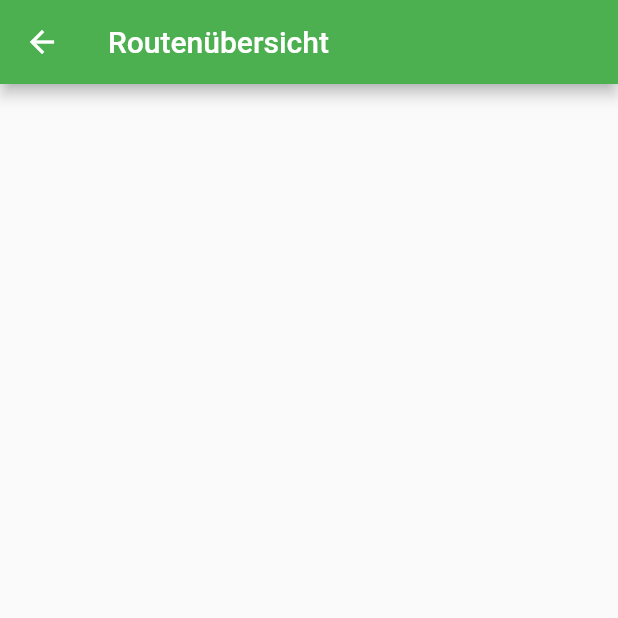
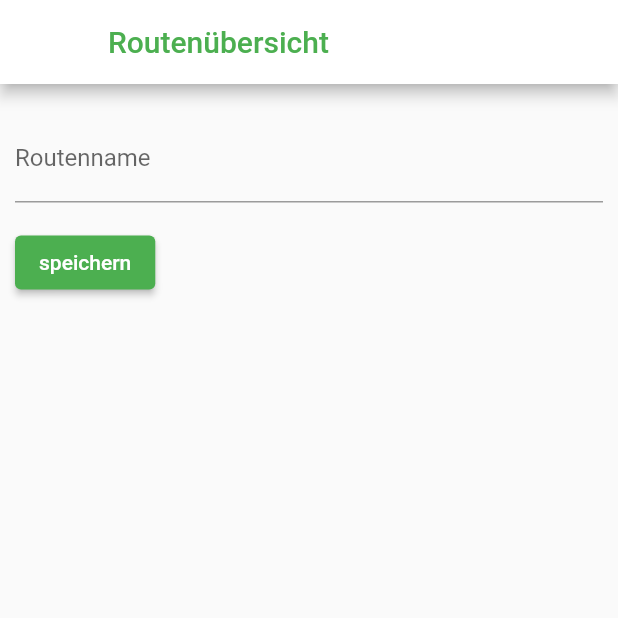
Before and after one commit to Neyttirri/Strollr, a Flutter app: the RouteSaver screen opened directly, on a phone screen of 412 x 824 dp, the top half of it. Run offline on Flutter 3.47's test engine with Material 2 defaults, Android fonts, the phone set to English and light mode, and no system bars; our stand-ins replace charts_flutter, extended_image, fluttertoast, geolocator, google_maps_flutter, image_picker and 5 more; missing offline and left inert: animated_check, dart:ffi, flutter_polyline_points, gpx, image_editor; accounts and stored records are empty.

Commit message:
added save_route

```diff
--- a/strollr/lib/Tabs/collectionTwo.dart
+++ b/strollr/lib/Tabs/collectionTwo.dart
@@ -8,9 +8,7 @@
 import 'package:strollr/route_pages/route_list_card.dart';
 import 'package:intl/intl.dart';
 
-
 class CollectionTwo extends StatelessWidget {
-
   int indexTemp = 0;
 
   final List<CollectionListCard> categoryList = [
@@ -24,6 +22,7 @@
   Widget build(BuildContext context) {
     return Scaffold(
       appBar: AppBar(
+        automaticallyImplyLeading: false,
         title: Text("Kategorien", style: TextStyle(color: headerGreen)),
         backgroundColor: Colors.white,
       ),
@@ -33,13 +32,12 @@
             return new GestureDetector(
               onTap: () {
                 indexTemp = index;
-                Navigator.of(context).push(MaterialPageRoute(builder: (context) => GalleryView(indexTemp : indexTemp)));
+                Navigator.of(context).push(MaterialPageRoute(
+                    builder: (context) => GalleryView(indexTemp: indexTemp)));
               },
               child: buildRouteListCard(context, index),
             );
-
-          }
-      ),
+          }),
     );
   }
 
--- a/strollr/lib/route_pages/save_route.dart
+++ b/strollr/lib/route_pages/save_route.dart
@@ -1,4 +1,6 @@
 import 'package:flutter/material.dart';
+import 'package:strollr/Tabs/routes.dart';
+import '../style.dart';
 
 class RouteSaver extends StatefulWidget {
   _RouteSaverState createState() => _RouteSaverState();
@@ -9,15 +11,67 @@
   Widget build(BuildContext context) {
     return Scaffold(
         appBar: AppBar(
-          title: const Text('Routenübersicht'),
-          //backgroundColor: Colors.white,
+          title: const Text('Routenübersicht',
+              style: TextStyle(color: headerGreen)),
+          backgroundColor: Colors.white,
         ),
         body: Center(
             child: Container(
           padding: EdgeInsets.fromLTRB(10, 20, 10, 20),
           child: Column(
-            children: [],
+            children: [RouteForm()],
           ),
         )));
   }
 }
+
+class RouteForm extends StatefulWidget {
+  @override
+  RouteFormState createState() {
+    return RouteFormState();
+  }
+}
+
+class RouteFormState extends State<RouteForm> {
+  final _formKey = GlobalKey<FormState>(); //related to WalkID
+
+  @override
+  Widget build(BuildContext context) {
+    return Form(
+      key: _formKey, // walkID
+      child: Column(
+        crossAxisAlignment: CrossAxisAlignment.start,
+        children: <Widget>[
+          TextFormField(
+            decoration: const InputDecoration(
+                hintText: 'Gib deiner Route einen Namen',
+                labelText: 'Routenname'),
+            validator: (value) {
+              if (value == null || value.isEmpty) {
+                return 'Bitte gib einen Routennamen ein';
+              }
+              return null;
+            },
+          ),
+          Padding(
+            padding: const EdgeInsets.symmetric(vertical: 16.0),
+            child: ElevatedButton(
+              style: ButtonStyle(
+                backgroundColor: MaterialStateProperty.all(Colors.green),
+              ),
+              onPressed: () {
+                if (_formKey.currentState!.validate()) {
+                  ScaffoldMessenger.of(context).showSnackBar(
+                      SnackBar(content: Text('Route wird gespeichert')));
+                  Navigator.of(context)
+                      .push(MaterialPageRoute(builder: (context) => Routes()));
+                }
+              },
+              child: Text('speichern'),
+            ),
+          ),
+        ],
+      ),
+    );
+  }
+}
```
